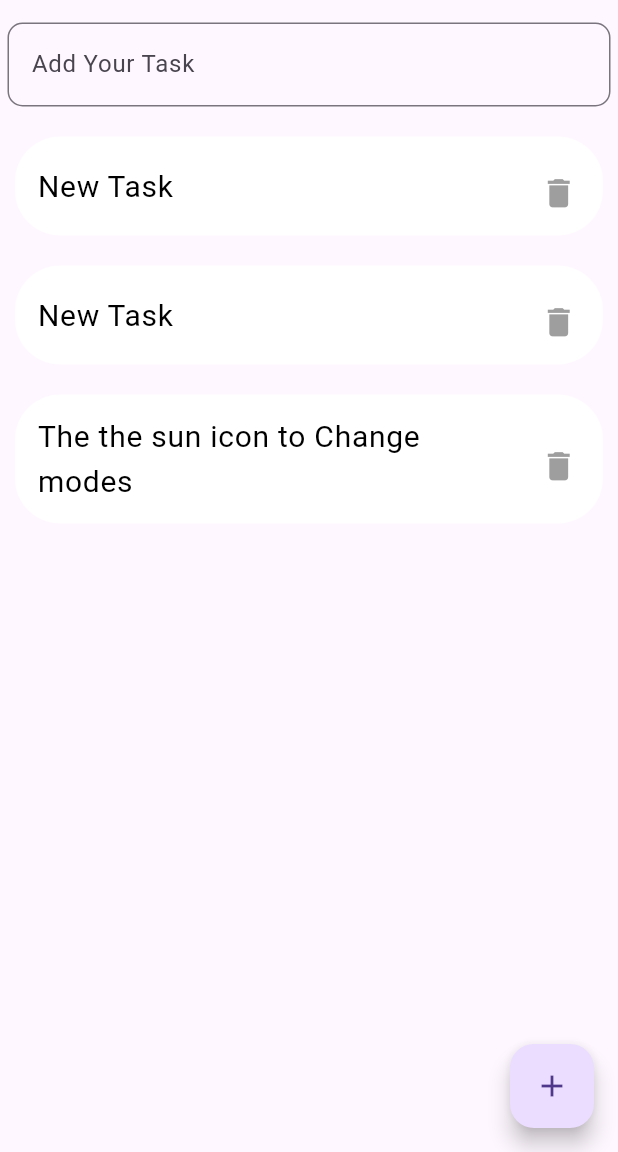
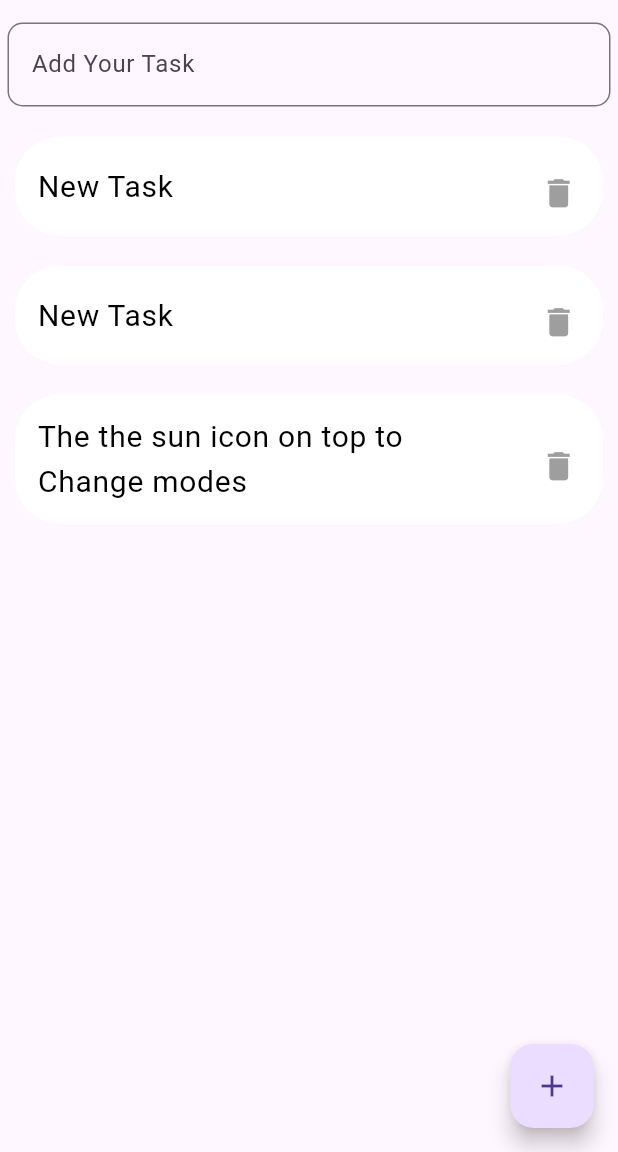
Before and after one commit to Raad0-0/task-manager, a Flutter app: the screen it shows after launch, on a phone screen of 412 x 824 dp, the part 84-1236 px from its top. Run offline on Flutter 3.47's test engine with Material 3 defaults, Android fonts, the phone set to English and light mode, and no system bars.

Commit message:
Somehow Finished

```diff
--- a/lib/todo.dart
+++ b/lib/todo.dart
@@ -13,7 +13,7 @@ class ToDo {
     return[
       ToDo(id: '01', todoText: 'New Task' ),
       ToDo(id: '02', todoText: 'New Task' ),
-      ToDo(id: '03', todoText: 'The the sun icon to Change modes' ),
+      ToDo(id: '03', todoText: 'The the sun icon on top to Change modes' ),
     ];
   }
 }
```
